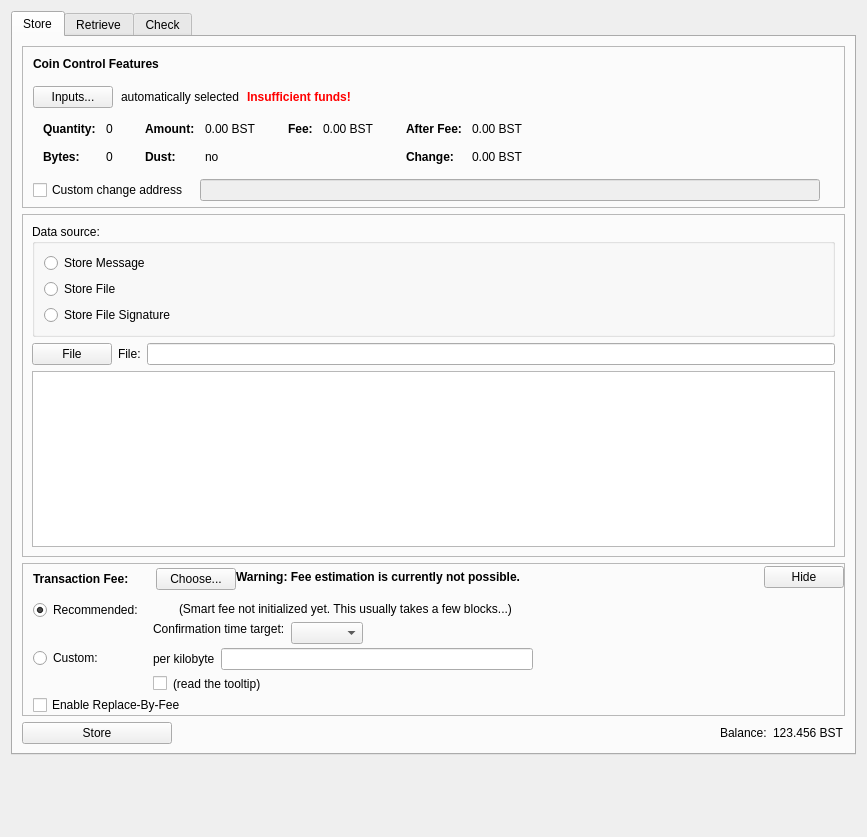
Before: the Qt Designer form src/qt/forms/datapage.ui in opodgorska/bst, drawn with Qt 5.
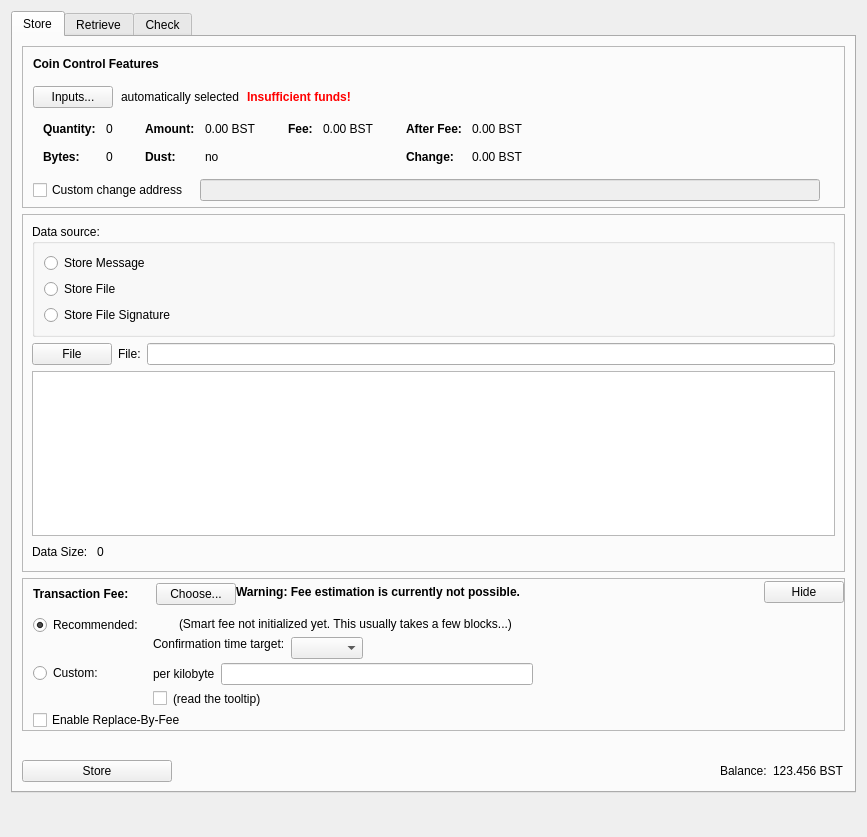
After: the same form once the commit is applied. Icons and pictures are not drawn. Custom widgets are drawn as their Qt base class.

Commit message: events and data size added

The edit to the form file:
```diff
--- a/src/qt/forms/datapage.ui
+++ b/src/qt/forms/datapage.ui
@@ -692,6 +692,37 @@
               </property>
              </widget>
             </item>
+            <item>
+             <layout class="QHBoxLayout" name="horizontalLayout_20">
+              <item>
+               <widget class="QLabel" name="dataSizeTextLabel">
+                <property name="text">
+                 <string>Data Size: </string>
+                </property>
+               </widget>
+              </item>
+              <item>
+               <widget class="QLabel" name="dataSizeLabel">
+                <property name="text">
+                 <string>0</string>
+                </property>
+               </widget>
+              </item>
+              <item>
+               <spacer name="horizontalSpacer_5">
+                <property name="orientation">
+                 <enum>Qt::Horizontal</enum>
+                </property>
+                <property name="sizeHint" stdset="0">
+                 <size>
+                  <width>40</width>
+                  <height>20</height>
+                 </size>
+                </property>
+               </spacer>
+              </item>
+             </layout>
+            </item>
            </layout>
           </widget>
          </item>
@@ -1209,7 +1240,7 @@
          <property name="sizeHint" stdset="0">
           <size>
            <width>0</width>
-           <height>0</height>
+           <height>50</height>
           </size>
          </property>
         </spacer>
```
The commit also changes 6 other files.
